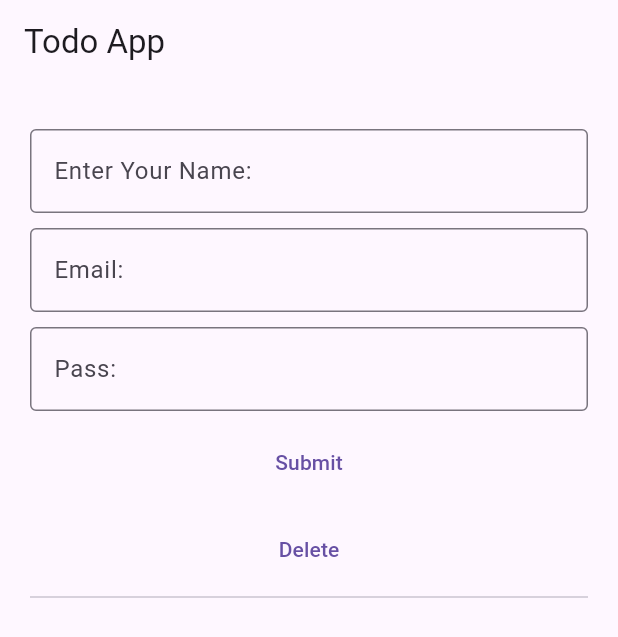
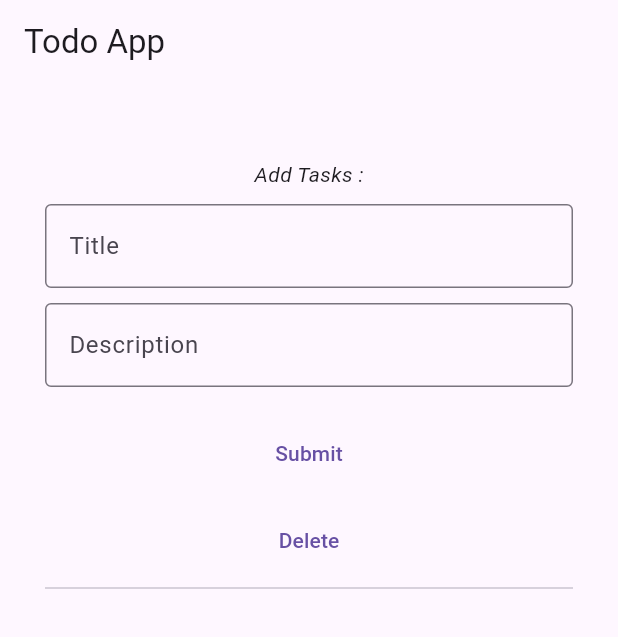
Before and after one commit to ShashiSingh8434/android02, a Flutter app: the screen it shows after launch, on a phone screen of 412 x 824 dp. Shown: the top 637 px of the screen. Run offline on Flutter 3.47's test engine with Material 3 defaults, Android fonts, the phone set to English and light mode, and no system bars; our stand-ins replace hive_flutter; accounts and stored records are empty.

Commit message:
Final Product Using Hive (Todo App)

```diff
--- a/lib/features/todo/models/todo_model.dart
+++ b/lib/features/todo/models/todo_model.dart
@@ -1,19 +1,27 @@
 class TodoModel {
-  final String name;
-  final String email;
-  final String password;
+  final String title;
+  final String description;
+  final bool isCompleted;
 
-  TodoModel({required this.name, required this.email, required this.password});
+  TodoModel({
+    required this.title,
+    required this.description,
+    required this.isCompleted,
+  });
 
   Map<String, dynamic> toMap() {
-    return {'name': name, 'email': email, 'pass': password};
+    return {
+      'title': title,
+      'description': description,
+      'isCompleted': isCompleted,
+    };
   }
 
   factory TodoModel.fromMap(Map map) {
     return TodoModel(
-      name: map['name'],
-      email: map['email'],
-      password: map['password'],
+      title: map['title'],
+      description: map['description'],
+      isCompleted: map['isCompleted'],
     );
   }
 }
--- a/lib/features/todo/repositories/todo_repository.dart
+++ b/lib/features/todo/repositories/todo_repository.dart
@@ -7,6 +7,10 @@ class TodoRepository {
 
   void addTodo(TodoModel todo) {
     box.add(todo.toMap());
+  }
+
+  void markComplete(int index, TodoModel todo) {
+    box.putAt(index, todo.toMap());
   }
 
   void clearTodos() {
--- a/lib/features/todo/viewmodels/todo_viewmodel.dart
+++ b/lib/features/todo/viewmodels/todo_viewmodel.dart
@@ -9,8 +9,27 @@ class TodoViewModel extends ChangeNotifier {
 
   List<TodoModel> get todos => repository.getTodos();
 
-  void addTodo(String name, String email, String password) {
-    repository.addTodo(TodoModel(name: name, email: email, password: password));
+  void addTodo(String title, String description, bool isCompleted) {
+    repository.addTodo(
+      TodoModel(
+        title: title,
+        description: description,
+        isCompleted: isCompleted,
+      ),
+    );
+  }
+
+  void toggleComplete(int index, TodoModel todo) {
+    repository.markComplete(
+      index,
+      TodoModel(
+        title: todo.title,
+        description: todo.description,
+        isCompleted: !todo.isCompleted,
+      ),
+    );
+
+    notifyListeners();
   }
 
   void clearTodo() {
--- a/lib/features/todo/views/todo_page.dart
+++ b/lib/features/todo/views/todo_page.dart
@@ -13,66 +13,66 @@ class TodoPage extends StatefulWidget {
 
 class _TodoPageState extends State<TodoPage> {
   final box = Hive.box('info');
-  final nameController = TextEditingController();
-  final emailController = TextEditingController();
-  final passController = TextEditingController();
+  final titleController = TextEditingController();
+  final descController = TextEditingController();
+
+  late final TodoViewModel vm;
+
+  @override
+  void initState() {
+    super.initState();
+    vm = TodoViewModel(TodoRepository());
+  }
 
   @override
   void dispose() {
-    nameController.dispose();
-    emailController.dispose();
-    passController.dispose();
+    titleController.dispose();
+    descController.dispose();
     super.dispose();
   }
 
   @override
   Widget build(BuildContext context) {
-    final TodoViewModel vm = TodoViewModel(TodoRepository());
     return Scaffold(
       appBar: AppBar(title: Text("Todo App")),
       body: Center(
         child: Padding(
-          padding: EdgeInsets.all(20),
+          padding: EdgeInsets.all(30),
           child: Column(
             mainAxisAlignment: .center,
             children: [
+              const SizedBox(height: 20),
+              Center(
+                child: Text(
+                  "Add Tasks :",
+                  style: TextStyle(fontStyle: FontStyle.italic),
+                ),
+              ),
               const SizedBox(height: 10),
               TextField(
-                controller: nameController,
+                controller: titleController,
                 decoration: const InputDecoration(
-                  labelText: "Enter Your Name: ",
+                  labelText: "Title",
                   border: OutlineInputBorder(),
                 ),
               ),
               const SizedBox(height: 10),
               TextField(
-                controller: emailController,
+                controller: descController,
                 decoration: const InputDecoration(
-                  labelText: "Email: ",
+                  labelText: "Description",
                   border: OutlineInputBorder(),
                 ),
               ),
               const SizedBox(height: 10),
-              TextField(
-                controller: passController,
-                decoration: const InputDecoration(
-                  labelText: "Pass: ",
-                  border: OutlineInputBorder(),
-                ),
-              ),
               const SizedBox(height: 10),
 
               TextButton(
                 onPressed: () => {
-                  vm.addTodo(
-                    nameController.text,
-                    emailController.text,
-                    passController.text,
-                  ),
+                  vm.addTodo(titleController.text, descController.text, false),
 
-                  nameController.clear(),
-                  emailController.clear(),
-                  passController.clear(),
+                  titleController.clear(),
+                  descController.clear(),
                 },
                 child: Text("Submit"),
               ),
@@ -92,8 +92,19 @@ class _TodoPageState extends State<TodoPage> {
                         final todo = todos[index];
 
                         return ListTile(
-                          title: Text(todo.name),
-                          subtitle: Text(todo.email),
+                          leading: Checkbox(
+                            value: todo.isCompleted,
+                            onChanged: (_) => {vm.toggleComplete(index, todo)},
+                          ),
+                          title: Text(
+                            todo.title,
+                            style: TextStyle(
+                              decoration: todo.isCompleted
+                                  ? TextDecoration.lineThrough
+                                  : TextDecoration.none,
+                            ),
+                          ),
+                          subtitle: Text(todo.description),
                         );
                       },
                     );
```
